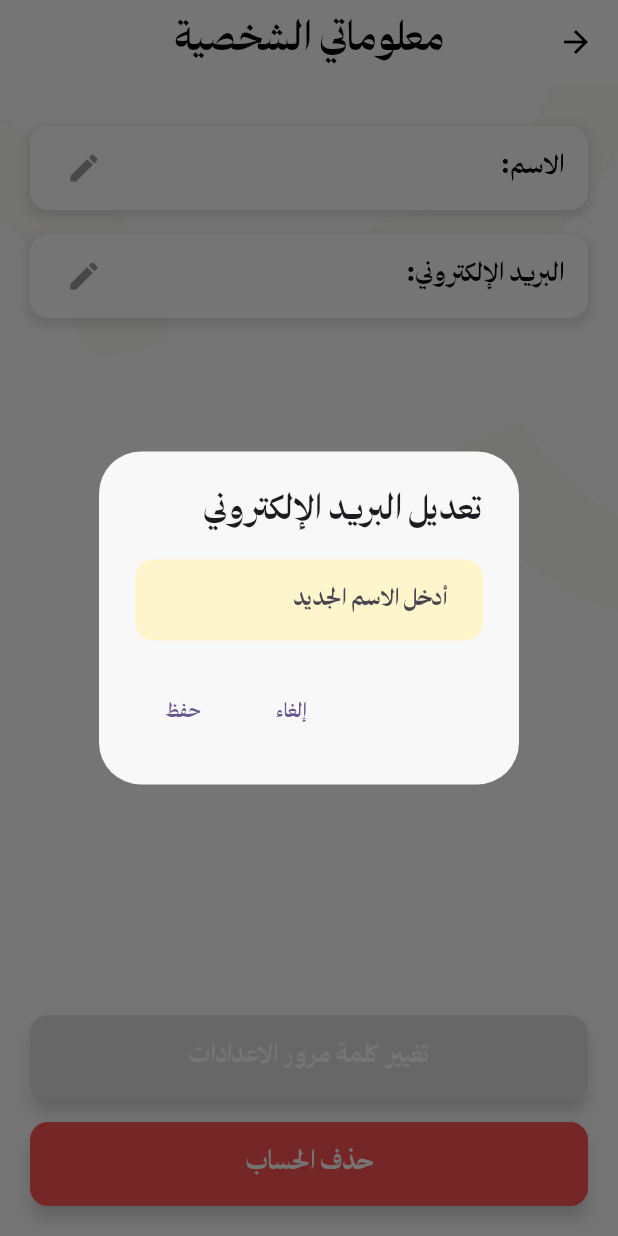
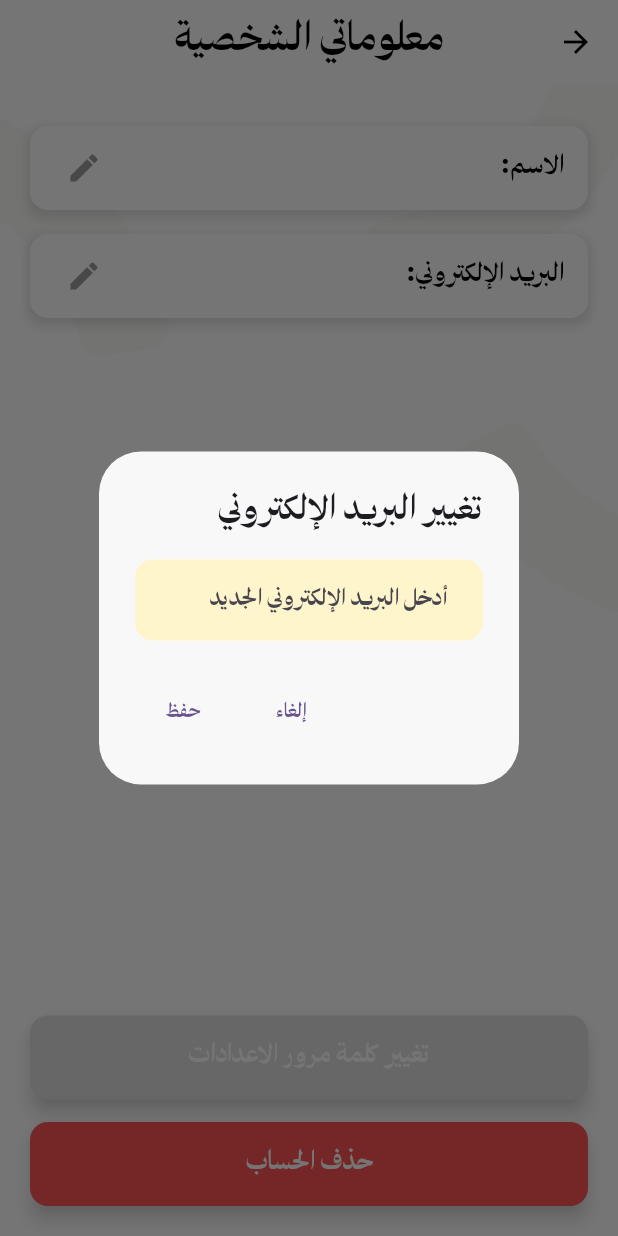
Before and after one commit to AnnoudM/MANHAL, a Flutter app: the PersonalInfoView screen opened directly with empty values, after a tap on an icon or button, on a phone screen of 412 x 824 dp. Run offline on Flutter 3.47's test engine with Material 3 defaults, Android fonts, the phone set to English and light mode, and no system bars; our stand-ins replace audioplayers, cloud_firestore, firebase_auth, firebase_core, firebase_storage, flutter_tts and 2 more; accounts and stored records are empty; statements that could not run were skipped.

Commit message:
Email change field

```diff
--- a/lib/view/PersonalInfoView.dart
+++ b/lib/view/PersonalInfoView.dart
@@ -1,8 +1,7 @@
 import 'package:flutter/material.dart';
+import 'package:flutter/services.dart';
 import '../controller/PersonalInfoCont.dart';
 import '../model/PersonalInfoModel.dart';
-import 'package:flutter/services.dart';
-
 
 class PersonalInfoView extends StatefulWidget {
   final PersonalInfoModel parentInfo;
@@ -69,6 +68,7 @@ class _PersonalInfoViewState extends State<PersonalInfoView> {
                           });
                         });
                       },
+                      isEmail: false, // لا نستخدم التحقق للبريد هنا
                     ),
                   ),
                   _buildEditableField(
@@ -76,9 +76,10 @@ class _PersonalInfoViewState extends State<PersonalInfoView> {
                     'البريد الإلكتروني',
                     widget.parentInfo.email,
                     () => _showEditDialog(
-                      'تعديل البريد الإلكتروني',
+                      'تغيير البريد الإلكتروني',
                       widget.parentInfo.email,
                       (newEmail) => _controller.updateUserEmail(context, newEmail),
+                      isEmail: true, // تمكين التحقق للبريد الإلكتروني
                     ),
                   ),
                   const Spacer(),
@@ -153,9 +154,9 @@ class _PersonalInfoViewState extends State<PersonalInfoView> {
     );
   }
 
-  void _showEditDialog(String title, String initialValue, Function(String) onSave) {
+  void _showEditDialog(String title, String initialValue, Function(String) onSave, {required bool isEmail}) {
     TextEditingController textController = TextEditingController(text: initialValue);
-  final _formKey = GlobalKey<FormState>(); // مفتاح النموذج للتحقق من الإدخال
+    final _formKey = GlobalKey<FormState>();
 
     showDialog(
       context: context,
@@ -164,22 +165,28 @@ class _PersonalInfoViewState extends State<PersonalInfoView> {
           backgroundColor: Color(0xFFF8F8F8),
           title: Text(title, style: TextStyle(fontFamily: 'alfont')),
           content: Form(
-          key: _formKey, // إضافة النموذج للتحقق من صحة البيانات
+            key: _formKey,
             child: TextFormField(
               controller: textController,
-            textDirection: TextDirection.rtl,
-            keyboardType: TextInputType.text,
+              textDirection: isEmail ? TextDirection.ltr : TextDirection.rtl,
+              keyboardType: isEmail ? TextInputType.emailAddress : TextInputType.text,
               inputFormatters: [
-              FilteringTextInputFormatter.allow(RegExp(r'[\u0600-\u06FF\s]')), // السماح فقط بالأحرف العربية
+                FilteringTextInputFormatter.allow(
+                  isEmail ? RegExp(r'[a-zA-Z0-9@._-]') : RegExp(r'[\u0600-\u06FF\s]'),
+                ),
               ],
               validator: (value) {
                 if (value == null || value.trim().isEmpty) {
-                return 'الرجاء إدخال الاسم'; // رسالة خطأ إذا كان فارغًا
+                  return isEmail ? 'الرجاء إدخال البريد الإلكتروني' : 'الرجاء إدخال الاسم';
+                } else if (isEmail &&
+                    !RegExp(r"^[a-zA-Z0-9._%+-]+@[a-zA-Z0-9.-]+\.[a-zA-Z]{2,4}$")
+                        .hasMatch(value)) {
+                  return 'الرجاء إدخال بريد إلكتروني صالح';
                 }
-              return null; // لا توجد أخطاء
+                return null;
               },
               decoration: InputDecoration(
-              hintText: 'أدخل الاسم الجديد',
+                hintText: isEmail ? 'أدخل البريد الإلكتروني الجديد' : 'أدخل الاسم الجديد',
                 hintStyle: const TextStyle(fontFamily: 'alfont'),
                 filled: true,
                 fillColor: const Color(0xFFFFF5CC),
@@ -200,7 +207,7 @@ class _PersonalInfoViewState extends State<PersonalInfoView> {
             ),
             TextButton(
               onPressed: () {
-              if (_formKey.currentState!.validate()) { // التحقق من صحة الإدخال
+                if (_formKey.currentState!.validate()) {
                   onSave(textController.text.trim());
                   Navigator.pop(context);
                 }
@@ -212,5 +219,4 @@ class _PersonalInfoViewState extends State<PersonalInfoView> {
       },
     );
   }
-
 }
```
Also changed, not shown: lib/controller/PersonalInfoCont.dart (+54 -4 lines), pubspec.lock. Lines whose indentation alone changed are shown as unchanged.
